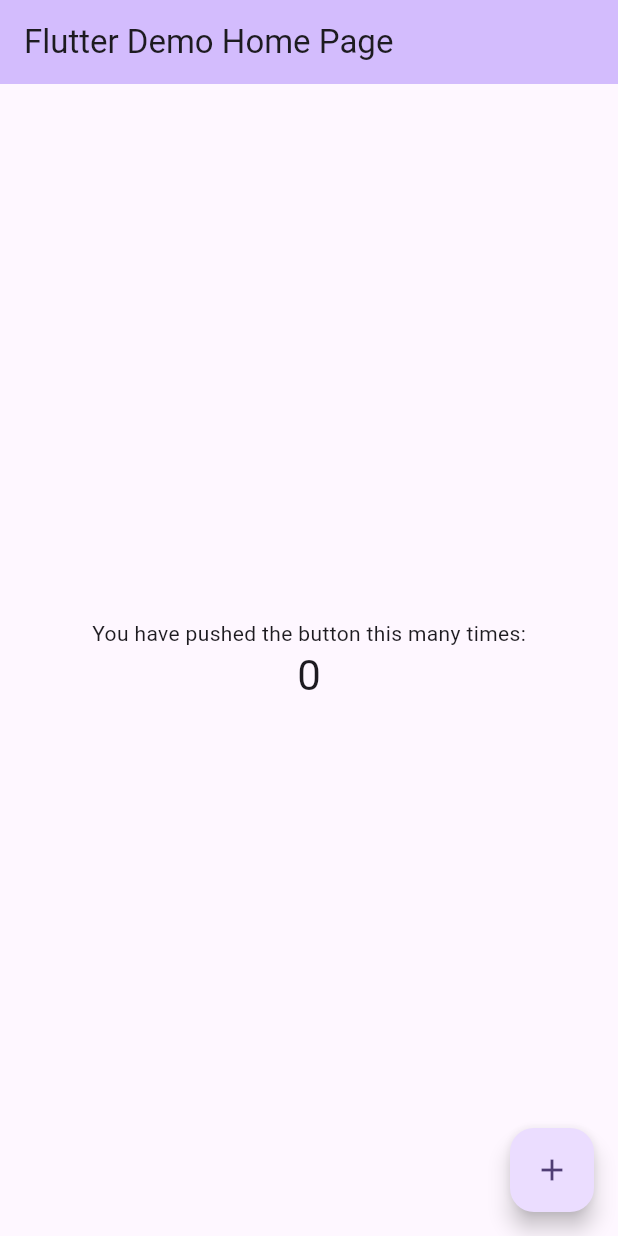
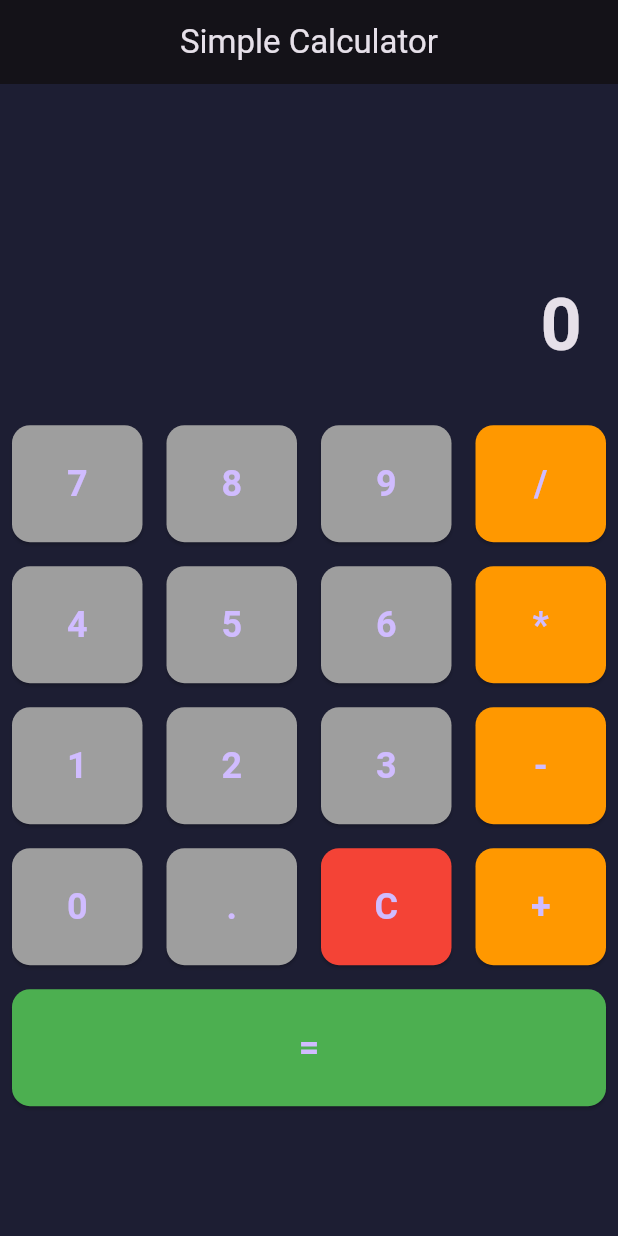
Before and after one commit to jaiylmambetaliev/mobile_applications_homework, a Flutter app: the screen it shows after launch, on a phone screen of 412 x 824 dp. Run offline on Flutter 3.47's test engine with Material 3 defaults, Android fonts, the phone set to English and light mode, and no system bars.

Commit message:
Added basic calculator UI without logic

```diff
--- a/lib/main.dart
+++ b/lib/main.dart
@@ -1,122 +1,23 @@
 import 'package:flutter/material.dart';
+import 'screens/homescreen.dart';
 
 void main() {
-  runApp(const MyApp());
+  runApp(const CalculatorApp());
 }
 
-class MyApp extends StatelessWidget {
-  const MyApp({super.key});
+class CalculatorApp extends StatelessWidget {
+  const CalculatorApp({super.key});
 
-  // This widget is the root of your application.
   @override
   Widget build(BuildContext context) {
     return MaterialApp(
-      title: 'Flutter Demo',
-      theme: ThemeData(
-        // This is the theme of your application.
-        //
-        // TRY THIS: Try running your application with "flutter run". You'll see
-        // the application has a purple toolbar. Then, without quitting the app,
-        // try changing the seedColor in the colorScheme below to Colors.green
-        // and then invoke "hot reload" (save your changes or press the "hot
-        // reload" button in a Flutter-supported IDE, or press "r" if you used
-        // the command line to start the app).
-        //
-        // Notice that the counter didn't reset back to zero; the application
-        // state is not lost during the reload. To reset the state, use hot
-        // restart instead.
-        //
-        // This works for code too, not just values: Most code changes can be
-        // tested with just a hot reload.
-        colorScheme: ColorScheme.fromSeed(seedColor: Colors.deepPurple),
+      title: 'Simple Calculator',
+      theme: ThemeData.dark().copyWith(
+        scaffoldBackgroundColor: const Color(0xFF1D1E33),
+        primaryColor: Colors.purple,
       ),
-      home: const MyHomePage(title: 'Flutter Demo Home Page'),
+      home: const HomeScreen(),
+      debugShowCheckedModeBanner: false,
     );
   }
 }
-
-class MyHomePage extends StatefulWidget {
-  const MyHomePage({super.key, required this.title});
-
-  // This widget is the home page of your application. It is stateful, meaning
-  // that it has a State object (defined below) that contains fields that affect
-  // how it looks.
-
-  // This class is the configuration for the state. It holds the values (in this
-  // case the title) provided by the parent (in this case the App widget) and
-  // used by the build method of the State. Fields in a Widget subclass are
-  // always marked "final".
-
-  final String title;
-
-  @override
-  State<MyHomePage> createState() => _MyHomePageState();
-}
-
-class _MyHomePageState extends State<MyHomePage> {
-  int _counter = 0;
-
-  void _incrementCounter() {
-    setState(() {
-      // This call to setState tells the Flutter framework that something has
-      // changed in this State, which causes it to rerun the build method below
-      // so that the display can reflect the updated values. If we changed
-      // _counter without calling setState(), then the build method would not be
-      // called again, and so nothing would appear to happen.
-      _counter++;
-    });
-  }
-
-  @override
-  Widget build(BuildContext context) {
-    // This method is rerun every time setState is called, for instance as done
-    // by the _incrementCounter method above.
-    //
-    // The Flutter framework has been optimized to make rerunning build methods
-    // fast, so that you can just rebuild anything that needs updating rather
-    // than having to individually change instances of widgets.
-    return Scaffold(
-      appBar: AppBar(
-        // TRY THIS: Try changing the color here to a specific color (to
-        // Colors.amber, perhaps?) and trigger a hot reload to see the AppBar
-        // change color while the other colors stay the same.
-        backgroundColor: Theme.of(context).colorScheme.inversePrimary,
-        // Here we take the value from the MyHomePage object that was created by
-        // the App.build method, and use it to set our appbar title.
-        title: Text(widget.title),
-      ),
-      body: Center(
-        // Center is a layout widget. It takes a single child and positions it
-        // in the middle of the parent.
-        child: Column(
-          // Column is also a layout widget. It takes a list of children and
-          // arranges them vertically. By default, it sizes itself to fit its
-          // children horizontally, and tries to be as tall as its parent.
-          //
-          // Column has various properties to control how it sizes itself and
-          // how it positions its children. Here we use mainAxisAlignment to
-          // center the children vertically; the main axis here is the vertical
-          // axis because Columns are vertical (the cross axis would be
-          // horizontal).
-          //
-          // TRY THIS: Invoke "debug painting" (choose the "Toggle Debug Paint"
-          // action in the IDE, or press "p" in the console), to see the
-          // wireframe for each widget.
-          mainAxisAlignment: MainAxisAlignment.center,
-          children: <Widget>[
-            const Text('You have pushed the button this many times:'),
-            Text(
-              '$_counter',
-              style: Theme.of(context).textTheme.headlineMedium,
-            ),
-          ],
-        ),
-      ),
-      floatingActionButton: FloatingActionButton(
-        onPressed: _incrementCounter,
-        tooltip: 'Increment',
-        child: const Icon(Icons.add),
-      ), // This trailing comma makes auto-formatting nicer for build methods.
-    );
-  }
-}
--- /dev/null
+++ b/lib/screens/homescreen.dart
@@ -0,0 +1,96 @@
+import 'package:flutter/material.dart';
+
+class HomeScreen extends StatelessWidget {
+  const HomeScreen({super.key});
+
+  Widget buildButton(String text, {Color color = Colors.grey}) {
+    return Expanded(
+      child: Container(
+        margin: const EdgeInsets.all(8),
+        child: ElevatedButton(
+          style: ElevatedButton.styleFrom(
+            padding: const EdgeInsets.all(22),
+            backgroundColor: color,
+            shape: RoundedRectangleBorder(
+              borderRadius: BorderRadius.circular(12),
+            ),
+          ),
+          onPressed: () {},
+          child: Text(
+            text,
+            style: const TextStyle(fontSize: 24, fontWeight: FontWeight.bold),
+          ),
+        ),
+      ),
+    );
+  }
+
+  @override
+  Widget build(BuildContext context) {
+    return Scaffold(
+      appBar: AppBar(
+        title: const Text('Simple Calculator'),
+        centerTitle: true,
+      ),
+      body: Column(
+        children: [
+          Expanded(
+            flex: 2,
+            child: Container(
+              alignment: Alignment.bottomRight,
+              padding: const EdgeInsets.all(24),
+              child: const Text(
+                '0',
+                style: TextStyle(fontSize: 48, fontWeight: FontWeight.bold),
+              ),
+            ),
+          ),
+          Expanded(
+            flex: 5,
+            child: Column(
+              children: [
+                Row(
+                  children: [
+                    buildButton('7'),
+                    buildButton('8'),
+                    buildButton('9'),
+                    buildButton('/', color: Colors.orange),
+                  ],
+                ),
+                Row(
+                  children: [
+                    buildButton('4'),
+                    buildButton('5'),
+                    buildButton('6'),
+                    buildButton('*', color: Colors.orange),
+                  ],
+                ),
+                Row(
+                  children: [
+                    buildButton('1'),
+                    buildButton('2'),
+                    buildButton('3'),
+                    buildButton('-', color: Colors.orange),
+                  ],
+                ),
+                Row(
+                  children: [
+                    buildButton('0'),
+                    buildButton('.'),
+                    buildButton('C', color: Colors.red),
+                    buildButton('+', color: Colors.orange),
+                  ],
+                ),
+                Row(
+                  children: [
+                    buildButton('=', color: Colors.green),
+                  ],
+                ),
+              ],
+            ),
+          ),
+        ],
+      ),
+    );
+  }
+}
```
